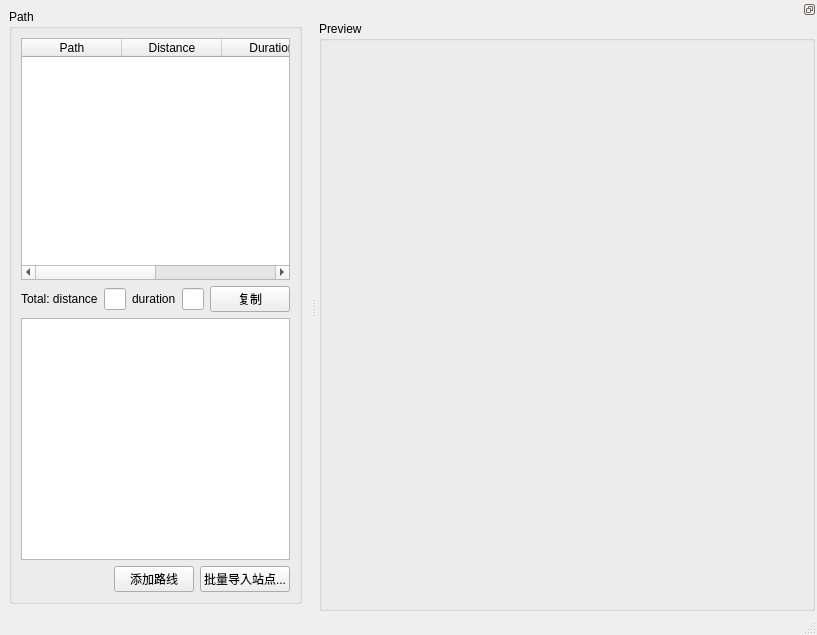
The window that mainwindow.ui (gl2summer/tracker) describes before a commit, drawn with Qt 5.
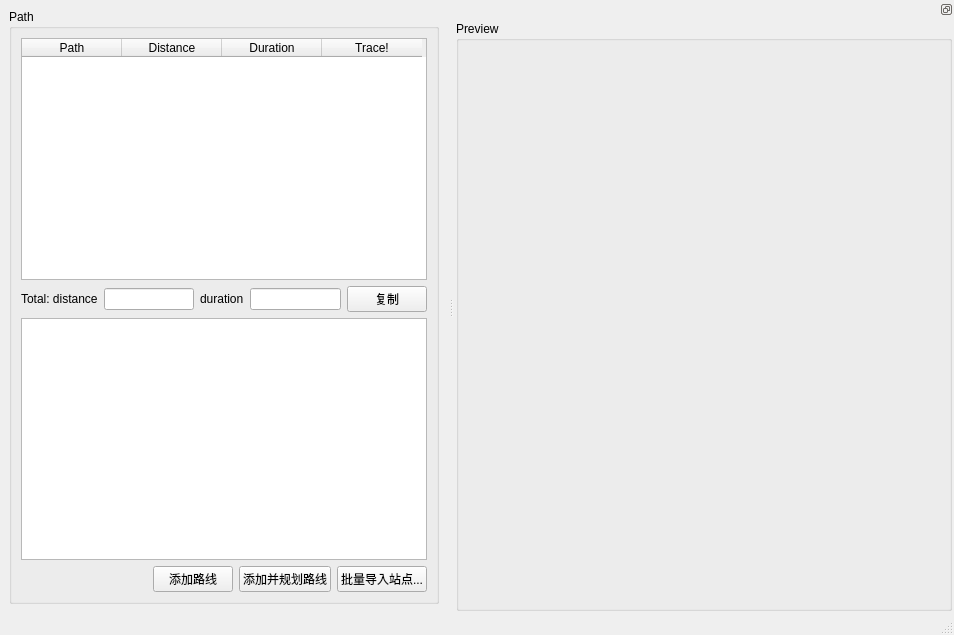
The same window after the commit.

Patch:
```diff
--- a/mainwindow.ui
+++ b/mainwindow.ui
@@ -6,7 +6,7 @@
    <rect>
     <x>0</x>
     <y>0</y>
-    <width>458</width>
+    <width>954</width>
     <height>635</height>
    </rect>
   </property>
@@ -109,6 +109,13 @@
            </property>
           </widget>
          </item>
+         <item>
+          <widget class="QPushButton" name="pbAddPathToListAndQuery">
+           <property name="text">
+            <string>添加并规划路线</string>
+           </property>
+          </widget>
+         </item>
          <item>
           <widget class="QPushButton" name="pbImportSites">
            <property name="text">
```
Left out of the diff: 4 changed lines with no effect on the pictures.
